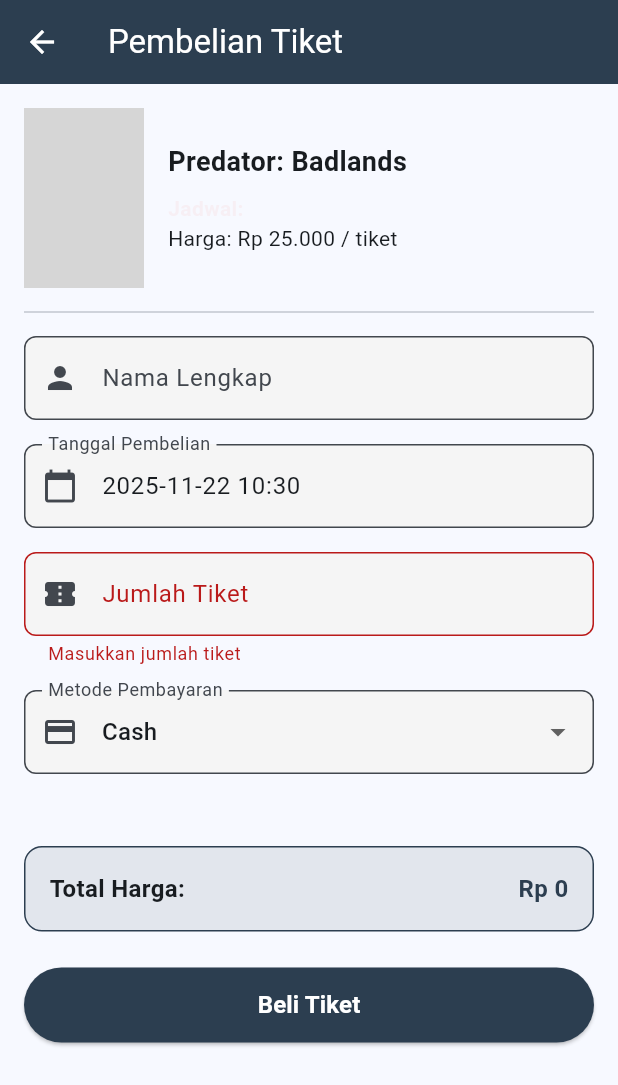
After one commit to RafiiFirdaus/utspam_IF-5B_0024_film, a Flutter app: the PurchasePage screen opened directly with sample values from the repository, after a tap on "Beli Tiket", on a phone screen of 412 x 824 dp. The commit adds this screen. Shown: the top 1085 px of the screen. Run offline on Flutter 3.47's test engine with Material 3 defaults, Android fonts, the phone set to English and light mode, and no system bars; our stand-ins replace sqflite; accounts and stored records are empty; grey boxes are pictures that could not be loaded.

Commit message:
buat purchase_page.dart dan melakukan penyesuaian import path file di home_page dan login_page

```diff
--- a/lib/presentation/home_page.dart
+++ b/lib/presentation/home_page.dart
@@ -3,7 +3,7 @@ import 'package:intl/intl.dart';
 import 'package:KirofTix/data/model/users.dart';
 import 'package:KirofTix/data/model/movies.dart';
 import 'package:KirofTix/data/repository/movies_repo.dart';
-// import purchase page
+import 'package:KirofTix/presentation/purchase_page.dart';
 // import history page
 // import profile page untuk logout
 
--- a/lib/presentation/login_page.dart
+++ b/lib/presentation/login_page.dart
@@ -1,5 +1,6 @@
 import 'package:flutter/material.dart';
 import 'package:KirofTix/data/db/db_helper.dart';
+import 'package:KirofTix/presentation/home_page.dart';
 import 'package:KirofTix/data/model/users.dart';
 import 'package:KirofTix/presentation/register_page.dart';
 
--- /dev/null
+++ b/lib/presentation/purchase_page.dart
@@ -0,0 +1,329 @@
+import 'package:flutter/material.dart';
+import 'package:intl/intl.dart';
+import 'package:KirofTix/data/model/transactions.dart';
+import 'package:KirofTix/data/model/users.dart';
+import 'package:KirofTix/data/model/movies.dart';
+import 'package:KirofTix/data/db/db_helper.dart';
+// import history page
+
+class PurchasePage extends StatefulWidget {
+  final Users user;
+  final Movies movie;
+  final String jadwal;
+
+  const PurchasePage({
+    super.key,
+    required this.user,
+    required this.movie,
+    required this.jadwal,
+  });
+
+  @override
+  State<PurchasePage> createState() => _PurchasePageState();
+}
+
+class _PurchasePageState extends State<PurchasePage> {
+  final _formKey = GlobalKey<FormState>();
+  final TextEditingController _jumlahController = TextEditingController();
+  final TextEditingController _noKartuController = TextEditingController();
+
+  String _paymentMethod = 'Cash';
+  int _totalPrice = 0;
+  final String _currentDate = DateFormat(
+    'yyyy-MM-dd HH:mm',
+  ).format(DateTime.now());
+
+  // metode pembayaran
+  final List<String> _paymentMethods = ['Cash', 'Credit Card', 'Debit Card'];
+
+  @override
+  void initState() {
+    super.initState();
+    // set nilai awal total harga
+    _jumlahController.addListener(_calculateTotal);
+  }
+
+  @override
+  void dispose() {
+    _jumlahController.dispose();
+    _noKartuController.dispose();
+    super.dispose();
+  }
+
+  // hitung total harga
+  void _calculateTotal() {
+    setState(() {
+      int jumlah = int.tryParse(_jumlahController.text) ?? 0;
+      _totalPrice = jumlah * widget.movie.harga;
+    });
+  }
+
+  // simpan transaksi
+  void _submitTransaction() async {
+    if (_formKey.currentState!.validate()) {
+      // buat objek transaksi
+      Transactions newTransaction = Transactions(
+        username: widget.user.username,
+        judulFilm: widget.movie.judul,
+        poster: widget.movie.poster,
+        jadwalFilm: widget.jadwal,
+        jumlahTiket: int.parse(_jumlahController.text),
+        totalHarga: _totalPrice,
+        metodePembayaran: _paymentMethod,
+        noKartu: (_paymentMethod == 'Cash') ? null : _noKartuController.text,
+        tanggalTransaksi: _currentDate,
+        status: 'Selesai', // status awal
+      );
+
+      // simpan ke database
+      DbHelper dbHelper = DbHelper();
+      int result = await dbHelper.insertTransaction(newTransaction);
+
+      // tampil pesan berhasil dan pindah ke halaman riwayat
+      showDialog(
+        context: context,
+        barrierDismissible: false,
+        builder: (context) => AlertDialog(
+          title: const Text('Pembelian Berhasil'),
+          content: const Text('Anda telah berhasil membeli tiket'),
+          actions: [
+            TextButton(
+              onPressed: () {
+                Navigator.pop(context); // tutup dialog
+                Navigator.pushReplacement(
+                  context,
+                  MaterialPageRoute(
+                    builder: (context) => Scaffold(
+                      body: HistoryPage(
+                        user: widget.user,
+                      ), // langsung ke halaman riwayat
+                    ),
+                  ),
+                );
+              },
+              child: const Text('OK'),
+            ),
+          ],
+        ),
+      );
+    }
+  }
+
+  @override
+  Widget build(BuildContext context) {
+    final formatRupiah = NumberFormat.currency(
+      locale: 'id_ID',
+      symbol: 'Rp ',
+      decimalDigits: 0,
+    );
+
+    return Scaffold(
+      appBar: AppBar(
+        title: const Text('Pembelian Tiket'),
+        backgroundColor: const Color(0xFF2C3E50),
+        foregroundColor: Colors.white,
+      ),
+      body: SingleChildScrollView(
+        padding: const EdgeInsets.all(16),
+        child: Form(
+          key: _formKey,
+          child: Column(
+            crossAxisAlignment: CrossAxisAlignment.start,
+            children: [
+              // informasi film
+              Row(
+                children: [
+                  ClipRRect(
+                    borderRadius: BorderRadius.circular(8),
+                    child: Image.asset(
+                      widget.movie.poster,
+                      width: 80,
+                      height: 120,
+                      fit: BoxFit.cover,
+                      errorBuilder: (context, error, stackTrace) =>
+                          Container(width: 80, height: 120, color: Colors.grey),
+                    ),
+                  ),
+                  const SizedBox(width: 16),
+                  Expanded(
+                    child: Column(
+                      crossAxisAlignment: CrossAxisAlignment.start,
+                      children: [
+                        Text(
+                          widget.movie.judul,
+                          style: const TextStyle(
+                            fontSize: 18,
+                            fontWeight: FontWeight.bold,
+                          ),
+                        ),
+                        const SizedBox(height: 8),
+                        Text(
+                          'Jadwal: ${widget.jadwal}',
+                          style: const TextStyle(color: Color(0xFF74C3C), fontWeight: FontWeight.bold),
+                        ),
+                        Text('Harga: ${formatRupiah.format(widget.movie.harga)} / tiket'),
+                      ],
+                    ),
+                  ),
+                ],
+              ),
+
+              const Divider(height: 32, thickness: 1),
+
+              // form input
+              // nama
+              TextFormField(
+                initialValue: widget.user.nama,
+                readOnly: true,
+                decoration: const InputDecoration(
+                  labelText: 'Nama Lengkap',
+                  prefixIcon: Icon(Icons.person),
+                  filled: true
+                ),
+              ),
+              const SizedBox(height: 16),
+
+              // tanggal
+              TextFormField(
+                initialValue: _currentDate,
+                readOnly: true,
+                decoration: const InputDecoration(
+                  labelText: 'Tanggal Pembelian',
+                  prefixIcon: Icon(Icons.calendar_today),
+                  filled: true
+                ),
+              ),
+              const SizedBox(height: 16),
+
+              // jumlah tiket
+              TextFormField(
+                controller: _jumlahController,
+                keyboardType: TextInputType.number,
+                decoration: const InputDecoration(
+                  labelText: 'Jumlah Tiket',
+                  prefixIcon: Icon(Icons.confirmation_number),
+                ),
+                validator: (value) {
+                  if (value == null || value.isEmpty) {
+                    return 'Masukkan jumlah tiket';
+                  }
+                  int? jumlah = int.tryParse(value);
+                  if (jumlah == null || jumlah <= 0) {
+                    return 'Minimal beli 1';
+                  }
+                  return null;
+                },
+              ),
+              const SizedBox(height: 16),
+
+              // metode pembayaran
+              DropdownButtonFormField<String>(
+                value: _paymentMethod,
+                decoration: const InputDecoration(
+                  labelText: 'Metode Pembayaran',
+                  prefixIcon: Icon(Icons.payment),
+                ),
+                items: _paymentMethods.map((method) {
+                  return DropdownMenuItem(
+                    value: method,
+                    child: Text(method),
+                  );
+                }).toList(),
+                onChanged: (String? newValue) {
+                  setState(() {
+                    _paymentMethod = newValue!;
+                    // reset no kartu jika metode cash
+                    if (_paymentMethod == 'Cash') {
+                      _noKartuController.clear();
+                    }
+                  });
+                },
+              ),
+              const SizedBox(height: 16),
+
+              // no kartu (jika bukan cash)
+              if (_paymentMethod != 'Cash')
+                TextFormField(
+                  controller: _noKartuController,
+                  keyboardType: TextInputType.number,
+                  decoration: const InputDecoration(
+                    labelText: 'No. Kartu (16 digit)',
+                    prefixIcon: Icon(Icons.credit_card),
+                    hintText: '0000 0000 0000 0000',
+                  ),
+                  validator: (value) {
+                    if (_paymentMethod != 'Cash') {
+                      if (value == null || value.isEmpty) {
+                        return 'Wajib diisi';
+                      }
+                      if (value.length != 16) {
+                        return 'Harus 16 digit';
+                      }
+                      if (!RegExp(r'^[0-9]+$').hasMatch(value)) {
+                        return 'Hanya boleh angka';
+                      }
+                    }
+                    return null;
+                  },
+                ),
+              const SizedBox(height: 32),
+
+              // total harga
+              Container(
+                padding: const EdgeInsets.all(16),
+                decoration: BoxDecoration(
+                  color: const Color(0xFF2C3E50).withOpacity(0.1),
+                  borderRadius: BorderRadius.circular(12),
+                  border: Border.all(color: const Color(0xFF2C3E50)),
+                ),
+                child: Row(
+                  mainAxisAlignment: MainAxisAlignment.spaceBetween,
+                  children: [
+                    const Text(
+                      'Total Harga:',
+                      style: TextStyle(
+                        fontSize: 16,
+                        fontWeight: FontWeight.bold,
+                      ),
+                    ),
+                    Text(
+                      formatRupiah.format(_totalPrice),
+                      style: const TextStyle(
+                        fontSize: 16,
+                        fontWeight: FontWeight.bold,
+                        color: Color(0xFF2C3E50),
+                      ),
+                    ),
+                  ],
+                ),
+              ),
+              const SizedBox(height: 24),
+
+              SizedBox(
+                width: double.infinity,
+                height: 50,
+                child: ElevatedButton(
+                  onPressed: _submitTransaction,
+                  style: ElevatedButton.styleFrom(
+                    backgroundColor: const Color(0xFF2C3E50),
+                    foregroundColor: Colors.white,
+                    // shape: RoundedRectangleBorder(
+                    //   borderRadius: BorderRadius.circular(8),
+                    // ),
+                  ),
+                  child: const Text(
+                    'Beli Tiket',
+                    style: TextStyle(
+                      fontSize: 16,
+                      fontWeight: FontWeight.bold,
+                    ),
+                  ),
+                ),
+              )
+            ],
+          ),
+        ),
+      ),
+    );
+  }
+}
```
